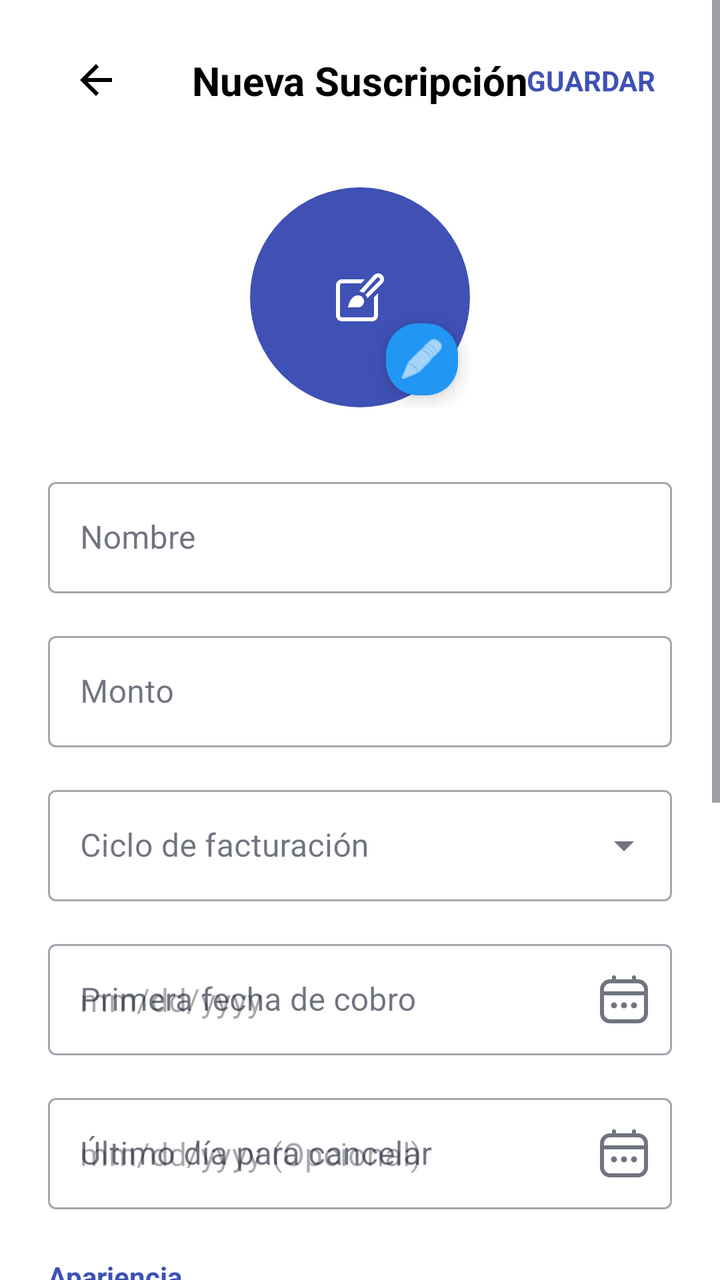
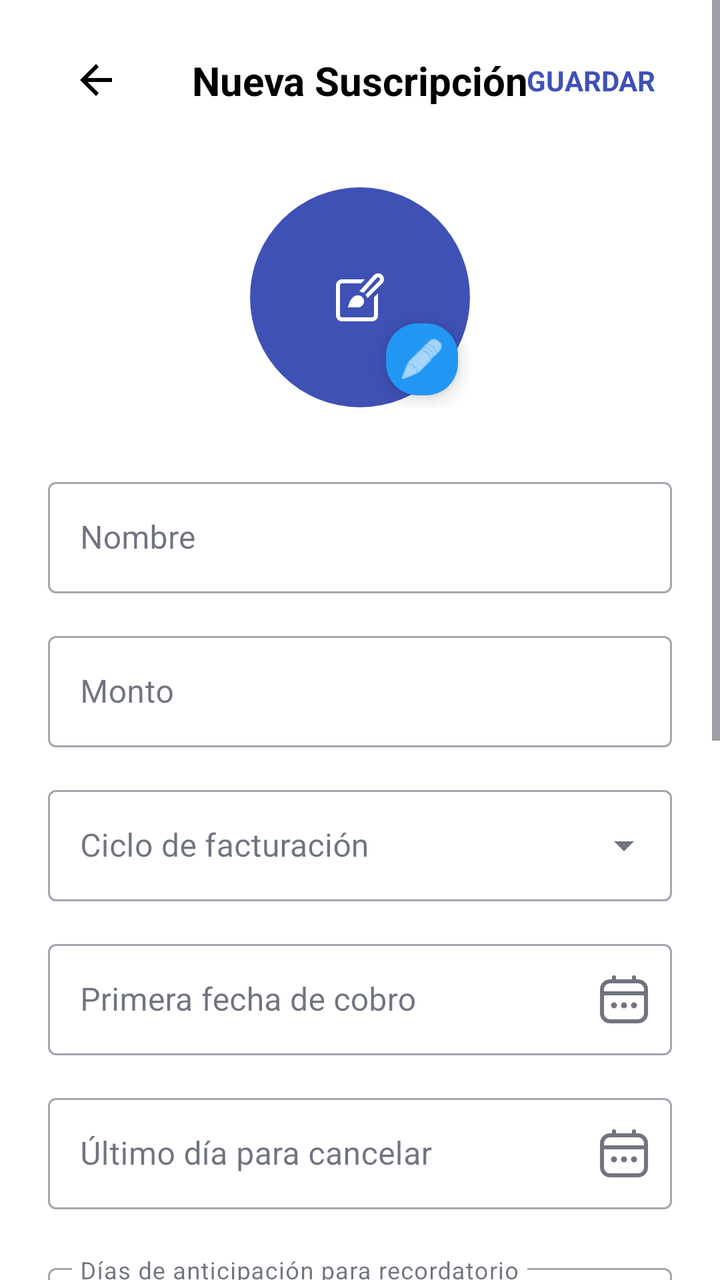

Compare the two renders of this Android layout. The source of the first and the diff that turns it into the second are given below.
<!-- AndroidManifest.xml: application theme Theme.SubManager -->
<!-- res/layout/activity_nueva_suscripcion.xml -->
<?xml version="1.0" encoding="utf-8"?>
<ScrollView xmlns:android="http://schemas.android.com/apk/res/android"
    xmlns:app="http://schemas.android.com/apk/res-auto"
    xmlns:tools="http://schemas.android.com/tools"
    android:layout_width="match_parent"
    android:layout_height="match_parent"
    android:fillViewport="true"
    android:fitsSystemWindows="true"
    android:background="@android:color/white">

    <androidx.constraintlayout.widget.ConstraintLayout
        android:layout_width="match_parent"
        android:layout_height="wrap_content"
        android:paddingStart="24dp"
        android:paddingEnd="24dp"
        android:paddingTop="16dp"
        android:paddingBottom="32dp">

        <ImageButton
            android:id="@+id/btnBack"
            android:layout_width="48dp"
            android:layout_height="48dp"
            android:background="?attr/selectableItemBackgroundBorderless"
            android:src="@drawable/ic_arrow_back"
            android:padding="12dp"
            android:scaleType="centerInside"
            android:contentDescription="@string/cd_back_button"
            app:layout_constraintStart_toStartOf="parent"
            app:layout_constraintTop_toTopOf="parent"
            app:tint="@android:color/black" />

        <TextView
            android:id="@+id/tvTitle"
            android:layout_width="wrap_content"
            android:layout_height="wrap_content"
            android:text="@string/form_subscription_title"
            android:textSize="20sp"
            android:textStyle="bold"
            android:textColor="@android:color/black"
            app:layout_constraintBottom_toBottomOf="@+id/btnBack"
            app:layout_constraintEnd_toEndOf="parent"
            app:layout_constraintStart_toStartOf="parent"
            app:layout_constraintTop_toTopOf="@+id/btnBack" />

        <TextView
            android:id="@+id/btnGuardarTop"
            android:layout_width="wrap_content"
            android:layout_height="wrap_content"
            android:text="@string/form_save"
            android:textAllCaps="true"
            android:textColor="#3F51B5"
            android:textStyle="bold"
            android:padding="8dp"
            app:layout_constraintBottom_toBottomOf="@+id/tvTitle"
            app:layout_constraintEnd_toEndOf="parent"
            app:layout_constraintTop_toTopOf="@+id/tvTitle" />

        <FrameLayout
            android:id="@+id/avatarContainer"
            android:layout_width="110dp"
            android:layout_height="110dp"
            android:layout_marginTop="40dp"
            app:layout_constraintEnd_toEndOf="parent"
            app:layout_constraintStart_toStartOf="parent"
            app:layout_constraintTop_toBottomOf="@+id/tvTitle">

            <ImageView
                android:id="@+id/ivSuscripcionAvatar"
                android:layout_width="match_parent"
                android:layout_height="match_parent"
                android:background="@drawable/circle_avatar_bg"
                android:padding="28dp"
                android:scaleType="centerInside"
                android:src="@drawable/ic_letter_s" />

            <com.google.android.material.floatingactionbutton.FloatingActionButton
                android:id="@+id/fabEditAvatar"
                android:layout_width="36dp"
                android:layout_height="36dp"
                android:layout_gravity="bottom|end"
                app:fabCustomSize="36dp"
                app:srcCompat="@android:drawable/ic_menu_edit"
                app:tint="@android:color/white"
                android:backgroundTint="#2196F3"
                android:contentDescription="@string/cd_user_avatar" />
        </FrameLayout>

        <LinearLayout
            android:id="@+id/formFields"
            android:layout_width="match_parent"
            android:layout_height="wrap_content"
            android:orientation="vertical"
            android:layout_marginTop="32dp"
            app:layout_constraintTop_toBottomOf="@+id/avatarContainer">

            <com.google.android.material.textfield.TextInputLayout
                style="@style/Widget.MaterialComponents.TextInputLayout.OutlinedBox"
                android:layout_width="match_parent"
                android:layout_height="wrap_content"
                android:layout_marginBottom="16dp"
                android:hint="@string/form_field_name_label">
                <com.google.android.material.textfield.TextInputEditText
                    android:id="@+id/etNombre"
                    android:layout_width="match_parent"
                    android:layout_height="wrap_content" />
            </com.google.android.material.textfield.TextInputLayout>

            <com.google.android.material.textfield.TextInputLayout
                style="@style/Widget.MaterialComponents.TextInputLayout.OutlinedBox"
                android:layout_width="match_parent"
                android:layout_height="wrap_content"
                android:layout_marginBottom="16dp"
                android:hint="@string/form_field_amount_label"
                app:prefixText="@string/form_field_amount_prefix"
                app:prefixTextColor="@android:color/black">
                <com.google.android.material.textfield.TextInputEditText
                    android:id="@+id/etMonto"
                    android:layout_width="match_parent"
                    android:layout_height="wrap_content"
                    android:inputType="numberDecimal" />
            </com.google.android.material.textfield.TextInputLayout>

            <com.google.android.material.textfield.TextInputLayout
                style="@style/Widget.MaterialComponents.TextInputLayout.OutlinedBox.ExposedDropdownMenu"
                android:layout_width="match_parent"
                android:layout_height="wrap_content"
                android:layout_marginBottom="16dp"
                android:hint="@string/form_field_billing_cycle_label">
                <AutoCompleteTextView
                    android:id="@+id/autoCompleteCiclo"
                    android:layout_width="match_parent"
                    android:layout_height="wrap_content"
                    android:inputType="text"
                    android:imeOptions="actionDone" />
            </com.google.android.material.textfield.TextInputLayout>

            <com.google.android.material.textfield.TextInputLayout
                android:id="@+id/tilFecha"
                style="@style/Widget.MaterialComponents.TextInputLayout.OutlinedBox"
                android:layout_width="match_parent"
                android:layout_height="wrap_content"
                android:layout_marginBottom="16dp"
                android:hint="@string/form_field_first_charge_label"
                app:endIconMode="custom"
                app:endIconDrawable="@drawable/ic_calendar_today">
                <com.google.android.material.textfield.TextInputEditText
                    android:id="@+id/etFecha"
                    android:layout_width="match_parent"
                    android:layout_height="wrap_content"
                    android:focusable="false"
                    android:clickable="true"
                    android:hint="mm/dd/yyyy" />
            </com.google.android.material.textfield.TextInputLayout>

            <com.google.android.material.textfield.TextInputLayout
                android:id="@+id/tilFechaLimite"
                style="@style/Widget.MaterialComponents.TextInputLayout.OutlinedBox"
                android:layout_width="match_parent"
                android:layout_height="wrap_content"
                android:layout_marginBottom="24dp"
                android:hint="@string/form_field_cancel_date_label"
                app:endIconMode="custom"
                app:endIconDrawable="@drawable/ic_calendar_today">
                <com.google.android.material.textfield.TextInputEditText
                    android:id="@+id/etFechaLimite"
                    android:layout_width="match_parent"
                    android:layout_height="wrap_content"
                    android:focusable="false"
                    android:clickable="true"
                    android:hint="mm/dd/yyyy (Opcional)" />
            </com.google.android.material.textfield.TextInputLayout>

            <TextView
                android:layout_width="wrap_content"
                android:layout_height="wrap_content"
                android:text="@string/form_field_appearance_label"
                android:textColor="#3F51B5"
                android:textStyle="bold"
                android:layout_marginBottom="8dp" />

            <HorizontalScrollView
                android:layout_width="match_parent"
                android:layout_height="wrap_content"
                android:scrollbars="none"
                android:layout_marginBottom="24dp">
                <LinearLayout
                    android:id="@+id/llColorPicker"
                    android:layout_width="wrap_content"
                    android:layout_height="wrap_content"
                    android:orientation="horizontal">
                    <ImageView android:id="@+id/colorBlue" android:layout_width="48dp" android:layout_height="48dp" android:src="@drawable/circle_avatar_bg" app:tint="#2196F3" android:padding="2dp" android:layout_marginEnd="12dp" android:tag="#2196F3" android:contentDescription="Azul"/>
                    <ImageView android:id="@+id/colorPurple" android:layout_width="48dp" android:layout_height="48dp" android:src="@drawable/circle_avatar_bg" app:tint="#9C27B0" android:padding="2dp" android:layout_marginEnd="12dp" android:tag="#9C27B0" android:contentDescription="Morado" android:alpha="0.4"/>
                    <ImageView android:id="@+id/colorGreen" android:layout_width="48dp" android:layout_height="48dp" android:src="@drawable/circle_avatar_bg" app:tint="#4CAF50" android:padding="2dp" android:layout_marginEnd="12dp" android:tag="#4CAF50" android:contentDescription="Verde" android:alpha="0.4"/>
                    <ImageView android:id="@+id/colorOrange" android:layout_width="48dp" android:layout_height="48dp" android:src="@drawable/circle_avatar_bg" app:tint="#FF9800" android:padding="2dp" android:layout_marginEnd="12dp" android:tag="#FF9800" android:contentDescription="Naranja" android:alpha="0.4"/>
                    <ImageView android:id="@+id/colorRed" android:layout_width="48dp" android:layout_height="48dp" android:src="@drawable/circle_avatar_bg" app:tint="#F44336" android:padding="2dp" android:layout_marginEnd="12dp" android:tag="#F44336" android:contentDescription="Rojo" android:alpha="0.4"/>
                    <ImageView android:id="@+id/colorPink" android:layout_width="48dp" android:layout_height="48dp" android:src="@drawable/circle_avatar_bg" app:tint="#E91E63" android:padding="2dp" android:layout_marginEnd="12dp" android:tag="#E91E63" android:contentDescription="Rosa" android:alpha="0.4"/>
                </LinearLayout>
            </HorizontalScrollView>

            <TextView
                android:layout_width="wrap_content"
                android:layout_height="wrap_content"
                android:text="@string/form_field_category_label"
                android:textColor="#3F51B5"
                android:textStyle="bold"
                android:layout_marginBottom="8dp" />

            <HorizontalScrollView
                android:layout_width="match_parent"
                android:layout_height="wrap_content"
                android:scrollbars="none"
                android:layout_marginBottom="24dp">
                <com.google.android.material.chip.ChipGroup
                    android:id="@+id/chipGroupCategorias"
                    android:layout_width="wrap_content"
                    android:layout_height="wrap_content"
                    app:singleSelection="true" />
            </HorizontalScrollView>

            <com.google.android.material.textfield.TextInputLayout
                style="@style/Widget.MaterialComponents.TextInputLayout.OutlinedBox.ExposedDropdownMenu"
                android:layout_width="match_parent"
                android:layout_height="wrap_content"
                android:hint="@string/form_field_payment_method_label">
                <AutoCompleteTextView
                    android:id="@+id/autoCompletePago"
                    android:layout_width="match_parent"
                    android:layout_height="wrap_content"
                    android:inputType="text"
                    android:imeOptions="actionDone" />
            </com.google.android.material.textfield.TextInputLayout>
        </LinearLayout>

        <View
            android:id="@+id/divider"
            android:layout_width="match_parent"
            android:layout_height="1dp"
            android:background="#EEEEEE"
            android:layout_marginTop="32dp"
            app:layout_constraintTop_toBottomOf="@+id/formFields" />

        <com.google.android.material.button.MaterialButton
            android:id="@+id/btnSubmit"
            android:layout_width="match_parent"
            android:layout_height="60dp"
            android:text="@string/form_save"
            android:layout_marginTop="40dp"
            android:layout_marginBottom="16dp"
            android:textStyle="bold"
            app:cornerRadius="12dp"
            app:layout_constraintTop_toBottomOf="@+id/divider"
            app:layout_constraintBottom_toBottomOf="parent"
            app:layout_constraintVertical_bias="1.0" />

    </androidx.constraintlayout.widget.ConstraintLayout>
</ScrollView>
<!-- resources referenced by this layout -->
<resources>
  <!-- drawable circle_avatar_bg (drawable) -->
  <?xml version="1.0" encoding="utf-8"?>
  <shape xmlns:android="http://schemas.android.com/apk/res/android"
      android:shape="oval">
      <solid android:color="#3F51B5" />
  </shape>
  <!-- drawable ic_arrow_back (drawable) -->
  <vector xmlns:android="http://schemas.android.com/apk/res/android"
      android:width="24dp"
      android:height="24dp"
      android:viewportWidth="24"
      android:viewportHeight="24">
    <path
        android:fillColor="#FF000000"
        android:pathData="M20,11H7.83l5.59,-5.59L12,4l-8,8 8,8 1.41,-1.41L7.83,13H20v-2z"/>
  </vector>
  <!-- drawable ic_calendar_today (drawable) -->
  <vector xmlns:android="http://schemas.android.com/apk/res/android"
      android:width="24dp"
      android:height="24dp"
      android:viewportWidth="24"
      android:viewportHeight="24">
    <path
        android:fillColor="#FF000000"
        android:pathData="M19,2H18V1a1,1 0,0 0,-2 0V2H8V1A1,1 0,0 0,6 1V2H5A5.006,5.006 0,0 0,0 7V19a5.006,5.006 0,0 0,5 5H19a5.006,5.006 0,0 0,5 -5V7A5.006,5.006 0,0 0,19 2ZM2,7A3,3 0,0 1,5 4H19a3,3 0,0 1,3 3V8H2ZM19,22H5a3,3 0,0 1,-3 -3V10H22v9A3,3 0,0 1,19 22Z"/>
    <path
        android:fillColor="#FF000000"
        android:pathData="M12,15m-1.5,0a1.5,1.5 0,1 1,3 0a1.5,1.5 0,1 1,-3 0"/>
    <path
        android:fillColor="#FF000000"
        android:pathData="M7,15m-1.5,0a1.5,1.5 0,1 1,3 0a1.5,1.5 0,1 1,-3 0"/>
    <path
        android:fillColor="#FF000000"
        android:pathData="M17,15m-1.5,0a1.5,1.5 0,1 1,3 0a1.5,1.5 0,1 1,-3 0"/>
  </vector>
  <string name="cd_back_button">Regresar</string>
  <string name="cd_user_avatar">Foto de perfil de usuario</string>
  <string name="form_field_amount_label">Monto</string>
  <string name="form_field_amount_prefix">$</string>
  <string name="form_field_appearance_label">Apariencia</string>
  <string name="form_field_billing_cycle_label">Ciclo de facturación</string>
  <string name="form_field_cancel_date_label">Último día para cancelar</string>
  <string name="form_field_category_label">Categoría</string>
  <string name="form_field_first_charge_label">Primera fecha de cobro</string>
  <string name="form_field_name_label">Nombre</string>
  <string name="form_field_payment_method_label">Método de pago</string>
  <string name="form_save">Guardar</string>
  <string name="form_subscription_title">Nueva Suscripción</string>
  <style name="Theme.SubManager" parent="Base.Theme.SubManager" />
  <color name="primary">#2563EB</color>
  <color name="primary_dark">#1D4ED8</color>
  <color name="text_on_primary">#FFFFFF</color>
  <color name="accent_purple">#7C3AED</color>
  <color name="accent_pink">#EC4899</color>
  <color name="background">#F4F5F7</color>
  <color name="surface">#FFFFFF</color>
  <color name="text_primary">#0F172A</color>
  <color name="error">#DC2626</color>
  <style name="BottomNavStyle" parent="Widget.Material3.BottomNavigationView">
          
          <item name="android:background">@drawable/bg_bottom_nav</item>
          
          <item name="elevation">12dp</item>
      </style>
  <!-- drawable bg_bottom_nav (drawable) -->
  <?xml version="1.0" encoding="utf-8"?>
  <shape xmlns:android="http://schemas.android.com/apk/res/android">
      <solid android:color="@color/surface" />
      <corners
          android:topLeftRadius="28dp"
          android:topRightRadius="28dp" />
  </shape>
  <!-- unchanged entries left out for length: 2 -->
</resources>

<!-- the commit's change to res/layout/activity_nueva_suscripcion.xml (unified diff, before → after) -->
@@ -148,8 +148,7 @@
                     android:layout_width="match_parent"
                     android:layout_height="wrap_content"
                     android:focusable="false"
-                    android:clickable="true"
-                    android:hint="mm/dd/yyyy" />
+                    android:clickable="true" />
             </com.google.android.material.textfield.TextInputLayout>
 
             <com.google.android.material.textfield.TextInputLayout
@@ -166,8 +165,24 @@
                     android:layout_width="match_parent"
                     android:layout_height="wrap_content"
                     android:focusable="false"
-                    android:clickable="true"
-                    android:hint="mm/dd/yyyy (Opcional)" />
+                    android:clickable="true" />
+            </com.google.android.material.textfield.TextInputLayout>
+
+            <com.google.android.material.textfield.TextInputLayout
+                android:id="@+id/tilDiasAnticipacion"
+                style="@style/Widget.MaterialComponents.TextInputLayout.OutlinedBox"
+                android:layout_width="match_parent"
+                android:layout_height="wrap_content"
+                android:layout_marginBottom="24dp"
+                android:hint="Días de anticipación para recordatorio"
+                app:endIconMode="clear_text">
+                <com.google.android.material.textfield.TextInputEditText
+                    android:id="@+id/etDiasAnticipacion"
+                    android:layout_width="match_parent"
+                    android:layout_height="wrap_content"
+                    android:inputType="number"
+                    android:maxLength="2"
+                    android:text="3" />
             </com.google.android.material.textfield.TextInputLayout>
 
             <TextView
